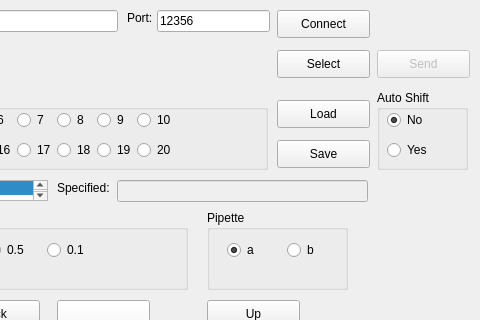
Before: the Qt Designer form local/pyqt5_client_20200130.ui in simonchih/Raspberry_Pi_4_Client_Server, drawn with Qt 5; both pictures show x 283 to 763 and y 0 to 320 of the 763 by 546 pixel window.
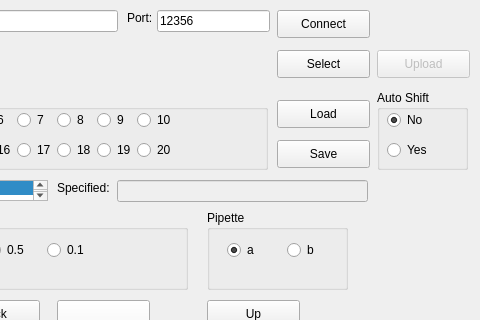
After: the same form once the commit is applied.

Commit message: v0.0.8c: change button label.

What changed in the file:
```diff
--- a/local/pyqt5_client_20200130.ui
+++ b/local/pyqt5_client_20200130.ui
@@ -841,7 +841,7 @@
     </rect>
    </property>
    <property name="text">
-    <string>Send</string>
+    <string>Upload</string>
    </property>
   </widget>
   <widget class="QLabel" name="label_8">
```
The commit also changes 1 other file.
